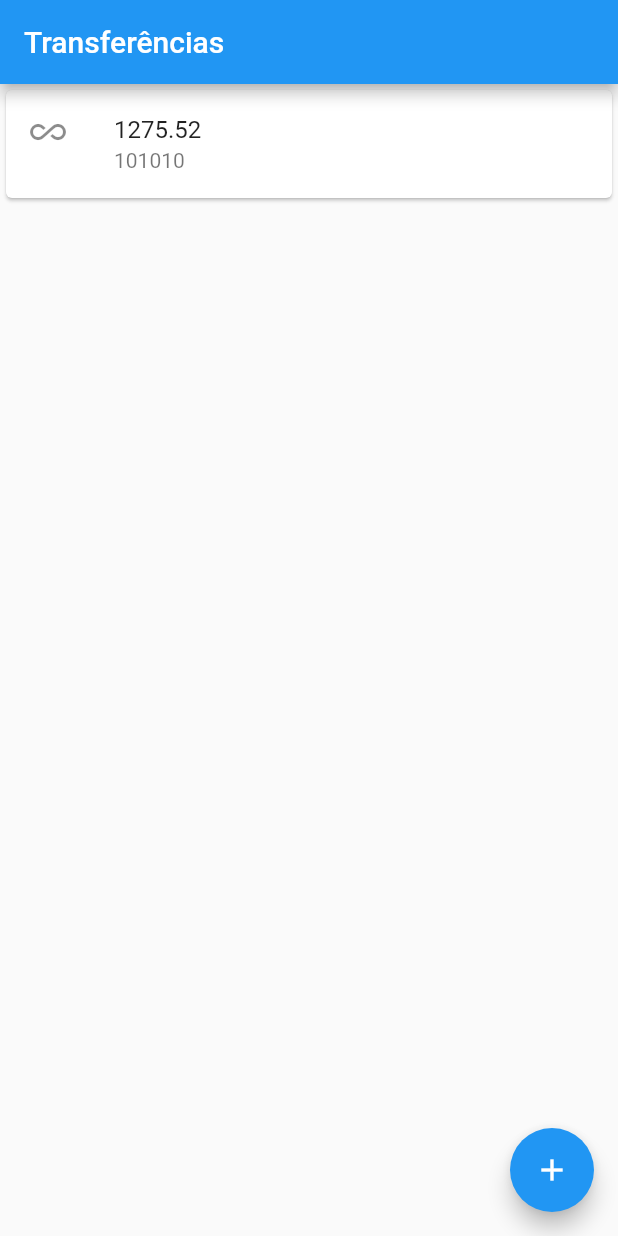
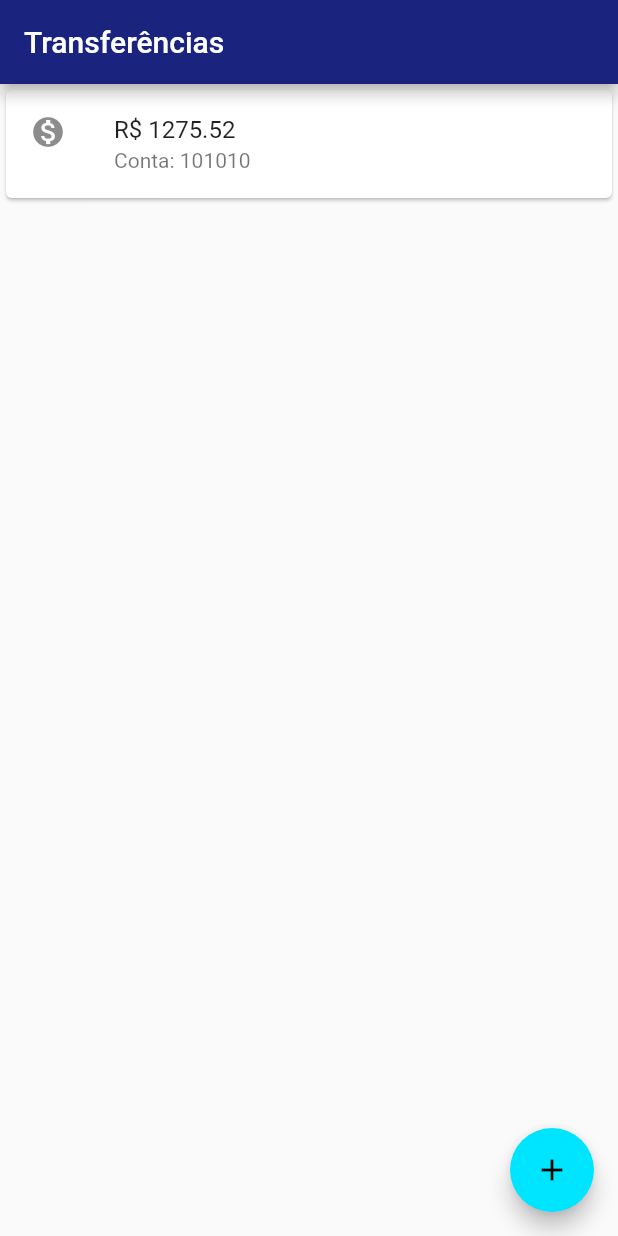
Before and after one commit to MisorWyvern/study_a_flutter_app, a Flutter app: the screen it shows after launch, on a phone screen of 412 x 824 dp. Run offline on Flutter 3.47's test engine with Material 2 defaults, Android fonts, the phone set to English and light mode, and no system bars.

Commit message:
bug fix + add Materia theme

```diff
--- a/lib/main.dart
+++ b/lib/main.dart
@@ -9,10 +9,18 @@ class StudyAFlutterApp extends StatelessWidget {
   @override
   Widget build(BuildContext context) {
     return MaterialApp(
+      theme: ThemeData(
+        primaryColor: Colors.indigo[900],
+        accentColor: Colors.cyanAccent[400],
+        buttonTheme: ButtonThemeData(
+          buttonColor: Colors.cyanAccent[400],
+          textTheme: ButtonTextTheme.primary,
+        ),
+      ),
       debugShowCheckedModeBanner: false,
-      home: Scaffold(
-        body: ListaTransferencias("Transferências"),
-      ),
+      home: ListaTransferencias("Transferências"),
     );
   }
 }
+
+//ThemeData.dark(),
--- a/lib/pages/formulario_transferencia.dart
+++ b/lib/pages/formulario_transferencia.dart
@@ -18,6 +18,7 @@ class FormularioTransferencia extends StatelessWidget {
         ),
         body: Padding(
           padding: const EdgeInsets.all(16.0),
+          child: SingleChildScrollView(
             child: Column(
               children: [
                 Editor(
@@ -39,6 +40,7 @@ class FormularioTransferencia extends StatelessWidget {
                 ),
               ],
             ),
+          ),
         ));
   }
 
--- a/lib/pages/lista_transferencias.dart
+++ b/lib/pages/lista_transferencias.dart
@@ -2,7 +2,7 @@ import 'package:flutter/material.dart';
 import 'package:study_a_flutter_app/models/transferencia.dart';
 import 'package:study_a_flutter_app/pages/formulario_transferencia.dart';
 
-class ListaTransferencias extends StatelessWidget {
+class ListaTransferencias extends StatefulWidget {
   final String title;
   final List<Transferencia> _transferenciaList =
       List.of([Transferencia(101010, 1275.52)]);
@@ -12,16 +12,21 @@ class ListaTransferencias extends StatelessWidget {
     Key key,
   }) : super(key: key);
   @override
+  _ListaTransferenciasState createState() => _ListaTransferenciasState();
+}
+
+class _ListaTransferenciasState extends State<ListaTransferencias> {
+  @override
   Widget build(BuildContext context) {
     return Scaffold(
       appBar: AppBar(
-        title: Text(title),
+        title: Text(widget.title),
         actions: [],
       ),
       body: ListView.builder(
-        itemCount: _transferenciaList.length,
+        itemCount: widget._transferenciaList.length,
         itemBuilder: (BuildContext context, int index) =>
-            ItemTransferencia(_transferenciaList[index]),
+            ItemTransferencia(widget._transferenciaList[index]),
       ),
       floatingActionButton: FloatingActionButton(
         onPressed: () {
@@ -30,8 +35,10 @@ class ListaTransferencias extends StatelessWidget {
               MaterialPageRoute(
                   builder: (context) =>
                       FormularioTransferencia("Criar Transferência")));
-          future
-              .then((_transferencia) => _transferenciaList.add(_transferencia));
+          future.then((_transferencia) {
+            if (_transferencia == null) return;
+            setState(() => widget._transferenciaList.add(_transferencia));
+          });
         },
         child: Icon(Icons.add),
       ),
@@ -53,12 +60,12 @@ class ItemTransferencia extends StatelessWidget {
       child: ListTile(
         leading: _transferencia.icon != null
             ? Icon(_transferencia.icon)
-            : Icon(Icons.all_inclusive),
+            : Icon(Icons.monetization_on),
         title: _transferencia.value != null
-            ? Text(_transferencia.value.toString())
+            ? Text("R\$ ${_transferencia.value.toStringAsFixed(2)}")
             : Text(""),
         subtitle: _transferencia.accountNumber != null
-            ? Text(_transferencia.accountNumber.toString())
+            ? Text("Conta: ${_transferencia.accountNumber.toString()}")
             : Text(""),
       ),
     );
```
Lines whose indentation alone changed are shown as unchanged.
